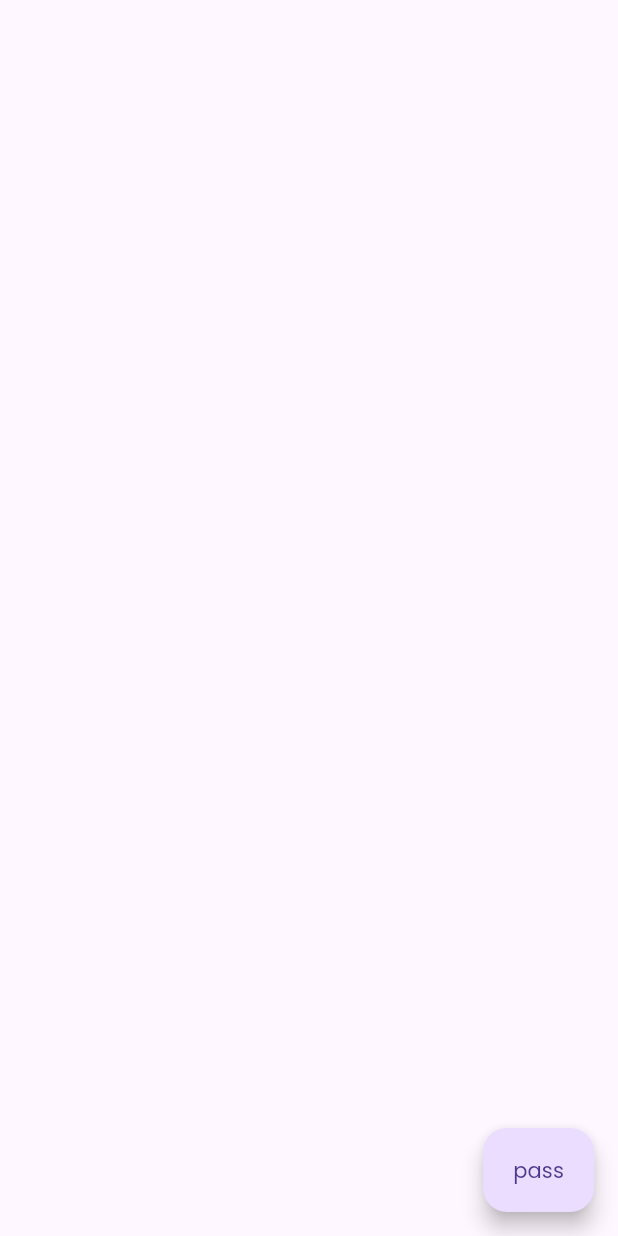
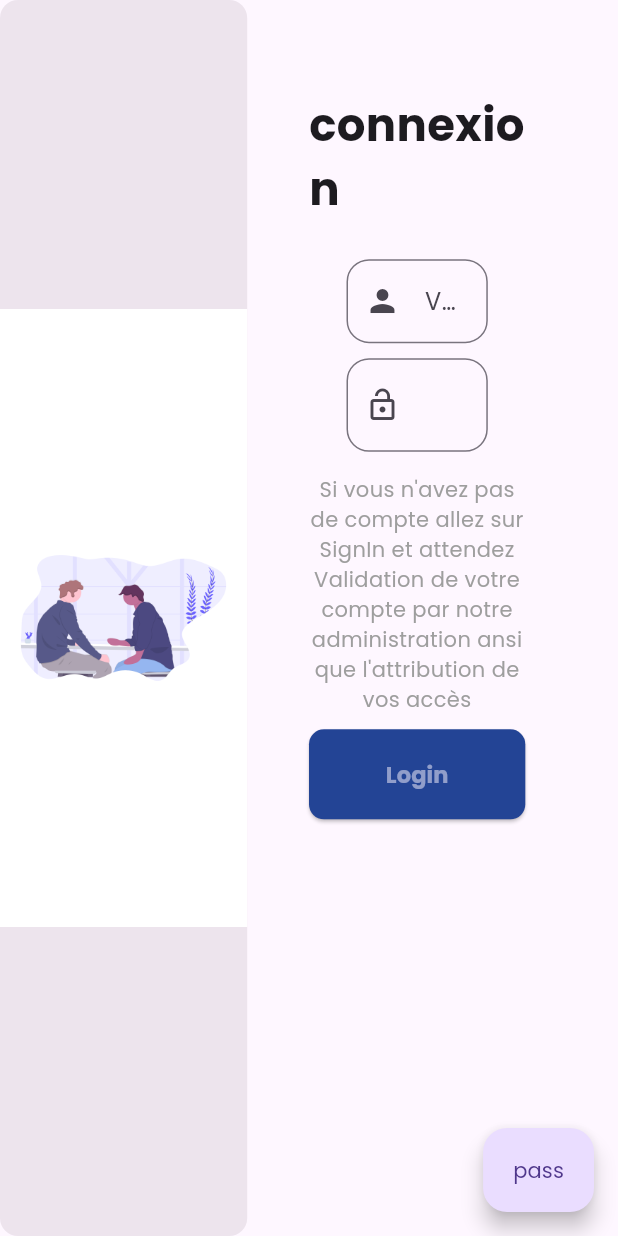
Before and after one commit to Figeral/tikarv2, a Flutter app: the Auth screen opened directly, on a phone screen of 412 x 824 dp. Run offline on Flutter 3.47's test engine with Material 3 defaults, Android fonts, the light colour scheme and no system bars; our stand-ins replace flutter_svg, shared_preferences, smooth_page_indicator; accounts and stored records are empty.

Commit message:
addition of auth screen

```diff
--- a/lib/utils/app_string.dart
+++ b/lib/utils/app_string.dart
@@ -47,4 +47,21 @@ class AppStrings {
     "Residence",
     "Immeuble"
   ];
+  static const auth = <String, dynamic>{
+    "con": "connexion",
+    "email": [
+      "Votre email",
+      [
+        "entrez votre email",
+        "entrez au moin 4 charactères",
+        "Format d'email invalid"
+      ],
+    ],
+    "pw": [
+      'mots de passe',
+      ['entrez un mot de passe', 'at least enter 4 characters'],
+    ],
+    "desc":
+        "Si vous n\'avez pas de compte allez sur SignIn et attendez Validation de votre compte par notre administration ansi que l\'attribution de vos accès"
+  };
 }
--- a/lib/views/desktop/auth/auth.dart
+++ b/lib/views/desktop/auth/auth.dart
@@ -1,5 +1,9 @@
 import 'package:flutter/material.dart';
+import 'package:tikar/utils/app_colors.dart';
+import 'package:tikar/utils/app_string.dart';
 import 'package:tikar/utils/app_navigator.dart';
+import 'package:tikar/utils/mediaquery_manager.dart';
+import 'package:tikar/views/desktop/auth/logIn.dart';
 import 'package:tikar/views/desktop/tikar/main_screen.dart';
 
 class Auth extends StatelessWidget {
@@ -8,6 +12,62 @@ class Auth extends StatelessWidget {
   @override
   Widget build(BuildContext context) {
     return Scaffold(
+      body: SizedBox(
+        width: context.width,
+        height: context.height,
+        child: Row(
+          mainAxisAlignment: MainAxisAlignment.start,
+          crossAxisAlignment: CrossAxisAlignment.start,
+          children: [
+            Container(
+              decoration: BoxDecoration(
+                color: const Color.fromARGB(125, 219, 208, 219),
+                borderRadius: BorderRadius.circular(12),
+              ),
+              child: Column(
+                mainAxisAlignment: MainAxisAlignment.center,
+                children: [
+                  Container(
+                    width: context.width * 0.40,
+                    decoration: const BoxDecoration(color: Colors.white),
+                    child: Image(
+                      image: const AssetImage("assets/images/ui3.png"),
+                      height: context.height * 0.5,
+                      width: context.width * 0.4,
+                    ),
+                  ),
+                ],
+              ),
+            ),
+            SizedBox(
+              width: context.width * 0.6,
+              height: context.height,
+              child: Padding(
+                padding: EdgeInsets.fromLTRB(context.width * 0.10,
+                    context.width * 0.15, context.width * 0.15, 0),
+                child: Column(
+                  children: [
+                    Text(
+                      AppStrings.auth["con"],
+                      style: const TextStyle(
+                        fontWeight: FontWeight.bold,
+                        fontSize: 30,
+                      ),
+                    ),
+                    const SizedBox(
+                      height: 20,
+                    ),
+                    const Expanded(
+                      child: Login(),
+                    ),
+                  ],
+                ),
+              ),
+            ),
+            // ),
+          ],
+        ),
+      ),
       floatingActionButton: FloatingActionButton.extended(
           onPressed: () {
             AppNavigator.push(context, destination: const MainScreen());
--- /dev/null
+++ b/lib/views/desktop/auth/logIn.dart
@@ -0,0 +1,136 @@
+import 'package:flutter/material.dart';
+import 'package:tikar/utils/app_colors.dart';
+import 'package:tikar/utils/app_string.dart';
+import 'package:tikar/utils/app_navigator.dart';
+import 'package:tikar/views/desktop/tikar/main_screen.dart';
+
+class Login extends StatefulWidget {
+  const Login({super.key});
+
+  @override
+  State<Login> createState() => _LoginState();
+}
+
+final _formKey = GlobalKey<FormState>();
+
+class _LoginState extends State<Login> {
+  TextEditingController usernameController = TextEditingController();
+  TextEditingController pwController = TextEditingController();
+  @override
+  void dispose() {
+    super.dispose();
+    usernameController.dispose();
+    pwController.dispose();
+  }
+
+  final _string = AppStrings.auth;
+  bool isPressed = true;
+  @override
+  Widget build(BuildContext context) {
+    return Scaffold(
+      body: Form(
+        key: _formKey,
+        child: Column(
+          children: [
+            Padding(
+              padding: const EdgeInsets.fromLTRB(25, 5, 25, 5),
+              child: TextFormField(
+                decoration: InputDecoration(
+                  prefixIcon: const Icon(Icons.person),
+                  hintText: _string["email"][0],
+                  border: const OutlineInputBorder(
+                    borderRadius: BorderRadius.all(Radius.circular(15)),
+                  ),
+                ),
+                controller: usernameController,
+                validator: (value) {
+                  if (value == null || value.isEmpty) {
+                    return _string["email"][1][0];
+                  } else if (value.length < 4) {
+                    return _string["email"][1][1];
+                  } else if (!value.contains("@") || !value.contains(".")) {
+                    return _string["email"][1][2];
+                  }
+                  return null;
+                },
+              ),
+            ),
+            Padding(
+              padding: const EdgeInsets.fromLTRB(25, 5, 25, 5),
+              child: TextFormField(
+                obscureText: isPressed,
+                decoration: InputDecoration(
+                  prefixIcon: const Icon(Icons.lock_open),
+                  suffix: GestureDetector(
+                      onTap: () {
+                        setState(() {
+                          if (isPressed == true) {
+                            isPressed = false;
+                          } else {
+                            isPressed = true;
+                          }
+                        });
+                      },
+                      child: Icon(
+                          isPressed ? Icons.visibility : Icons.visibility_off)),
+                  hintText: _string["pw"][0],
+                  border: const OutlineInputBorder(
+                    borderRadius: BorderRadius.all(Radius.circular(15)),
+                  ),
+                ),
+                controller: pwController,
+                validator: (value) {
+                  if (value == null || value.isEmpty) {
+                    return _string["pw"][1][0];
+                  } else if (value.length < 4) {
+                    return _string["pw"][1][1];
+                  }
+                  return null;
+                },
+              ),
+            ),
+            const SizedBox(
+              height: 10.0,
+            ),
+            Text(
+              AppStrings.auth["desc"],
+              textAlign: TextAlign.center,
+              style: TextStyle(color: Colors.grey),
+            ),
+            const SizedBox(
+              height: 10.0,
+            ),
+            ElevatedButton(
+              style: ButtonStyle(
+                fixedSize: WidgetStateProperty.all(const Size(300, 60)),
+                backgroundColor: WidgetStateProperty.all(AppColors.blue),
+                shape: WidgetStateProperty.all(
+                  RoundedRectangleBorder(
+                    borderRadius: BorderRadius.circular(10),
+                  ),
+                ),
+              ),
+              onPressed: () {
+                if (_formKey.currentState!.validate()) {
+                  //implement login base logic
+
+                  // ... Navigate To your Home Page
+                  AppNavigator.push(context, destination: const MainScreen());
+                }
+              },
+              child: Text(
+                'Login',
+                style: TextStyle(
+                    color: Theme.of(context)
+                        .scaffoldBackgroundColor
+                        .withOpacity(0.5),
+                    fontWeight: FontWeight.bold,
+                    fontSize: 15),
+              ),
+            ),
+          ],
+        ),
+      ),
+    );
+  }
+}
--- a/pubspec.yaml
+++ b/pubspec.yaml
@@ -43,6 +43,7 @@ dependencies:
   flutter_native_splash: ^2.4.1
   flutter_launcher_icons: ^0.13.1
   intl: ^0.19.0
+  image_picker: ^1.1.2
 
 dev_dependencies:
   flutter_test:
```
Also changed, not shown: assets/images/auth.svg (added), pubspec.lock, 5 other files.
